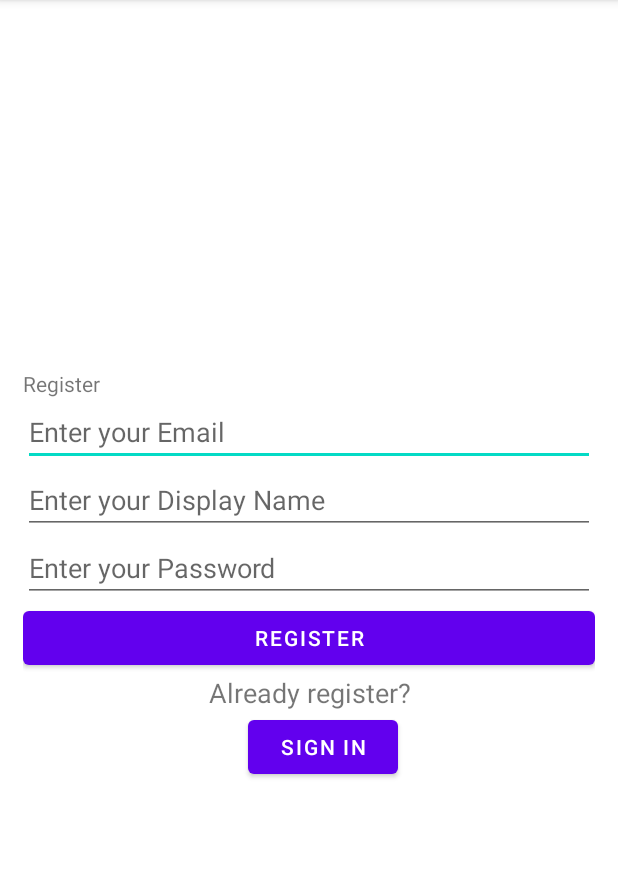
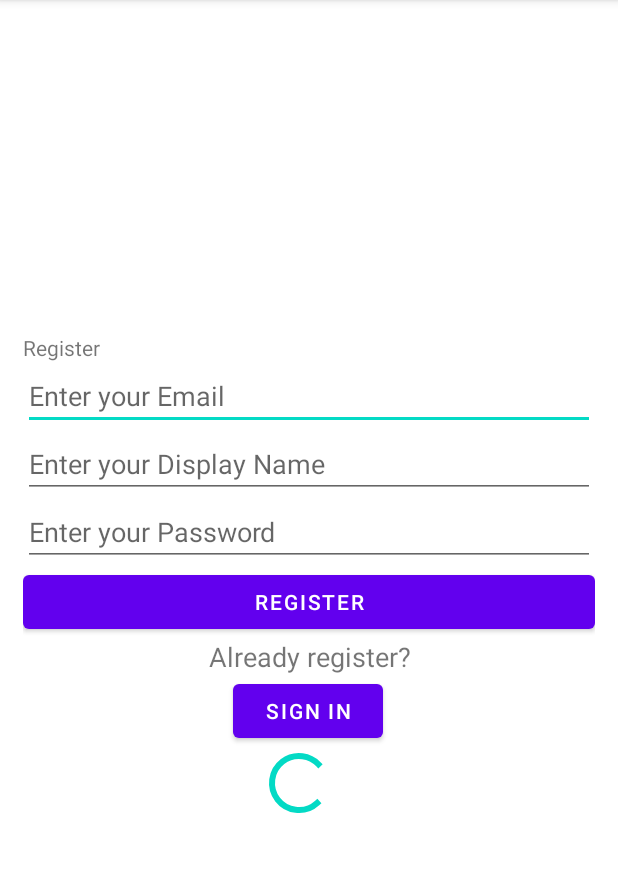
Before and after one commit to amittes/T-r-ip, an Android app: the RegistrationActivity screen opened directly, with no data from a screen before it, on a phone screen of 412 x 824 dp, the part 84-956 px from its top. Run offline under Robolectric (Android 15) with nearby library versions, the phone set to English and light mode, and no system bars; our stand-ins replace Firebase (no records; nobody signed in at launch, a user with empty details on screens opened directly).

```diff
--- a/app/src/main/res/layout/activity_registration.xml
+++ b/app/src/main/res/layout/activity_registration.xml
@@ -41,12 +41,6 @@
         android:layout_height="wrap_content"
         android:text="Register" />
 
-    <ProgressBar
-        android:id="@+id/progressbar"
-        android:layout_width="wrap_content"
-        android:layout_height="wrap_content"
-        android:visibility="gone" />
-
     <TextView
         android:id="@+id/alreadyRegister_tv"
         android:layout_width="match_parent"
@@ -59,8 +53,16 @@
         android:id="@+id/signInButton"
         android:layout_width="100dp"
         android:layout_height="wrap_content"
-        android:layout_marginStart="150dp"
+        android:layout_marginStart="140dp"
         android:gravity="center"
         android:text="Sign In" />
 
+    <ProgressBar
+        android:id="@+id/progressbar"
+        android:layout_width="wrap_content"
+        android:layout_height="wrap_content"
+        android:gravity="center"
+        android:layout_marginStart="160dp"
+        android:visibility="visible" />
+
 </LinearLayout>
```
Also changed, not shown: app/src/main/res/layout/activity_login.xml (+14 -18 lines).
